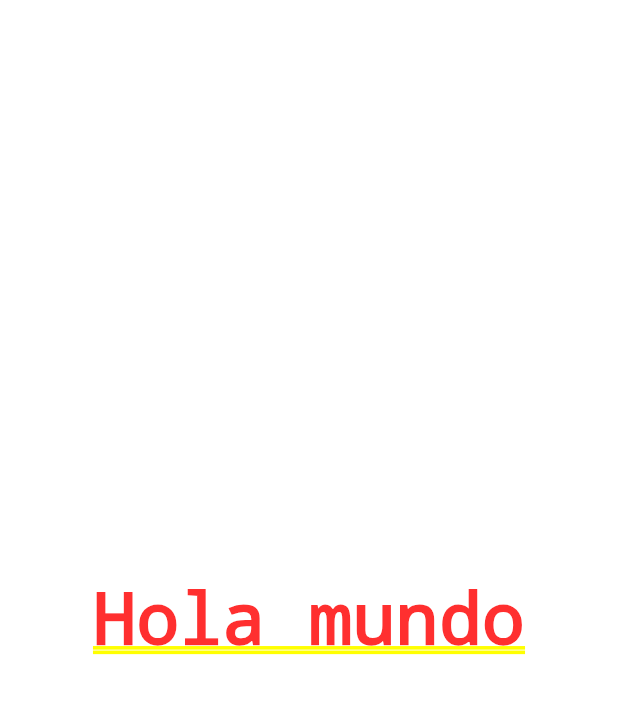
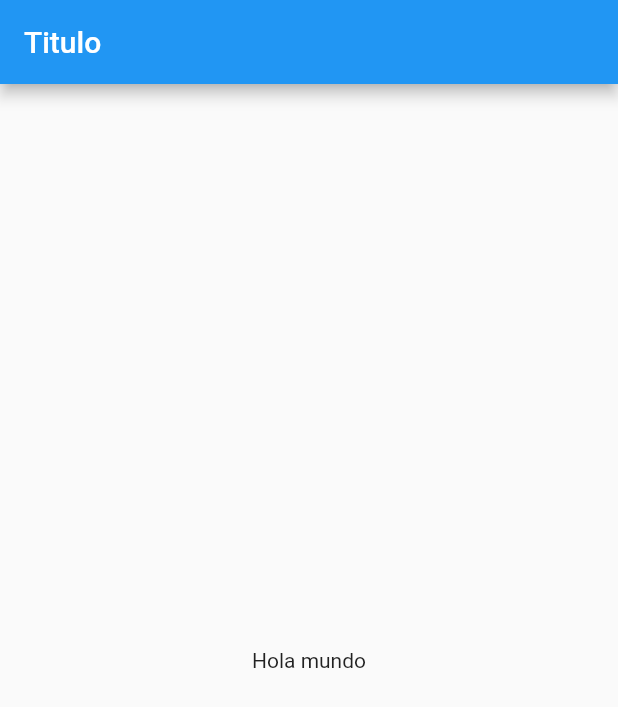
Before and after one commit to RodrigoScott/Flutter1, a Flutter app: the screen it shows after launch, on a phone screen of 412 x 824 dp. Shown: the top 707 px of the screen. Run offline on Flutter 3.47's test engine with Material 2 defaults, Android fonts, the phone set to English and light mode, and no system bars.

Commit message:
Agregar archivo home_page y hacer liga en doc app.dart

```diff
--- a/primero/lib/src/app.dart
+++ b/primero/lib/src/app.dart
@@ -1,5 +1,8 @@
 
 import 'package:flutter/material.dart';
+
+
+import 'package:primero/src/pages/home_page.dart';
 
 
 class MyApp extends StatelessWidget {
@@ -9,8 +12,8 @@ class MyApp extends StatelessWidget {
 
     return MaterialApp(
 
-      home:
-      Center(child: Text('Hola mundo'),
+      home: Center(
+        child: HomePage(),
       ),
     );
   }
--- /dev/null
+++ b/primero/lib/src/pages/home_page.dart
@@ -0,0 +1,24 @@
+
+
+import 'package:flutter/material.dart';
+
+
+class HomePage extends StatelessWidget{
+
+  @override
+  Widget build(BuildContext context) {
+    // TODO: implement build
+    return Scaffold(
+
+      appBar: AppBar(
+        title: Text('Titulo'),
+      ),
+      body: Center(
+        child: Text('Hola mundo'),
+      ),
+
+    );
+  }
+
+
+}
```
